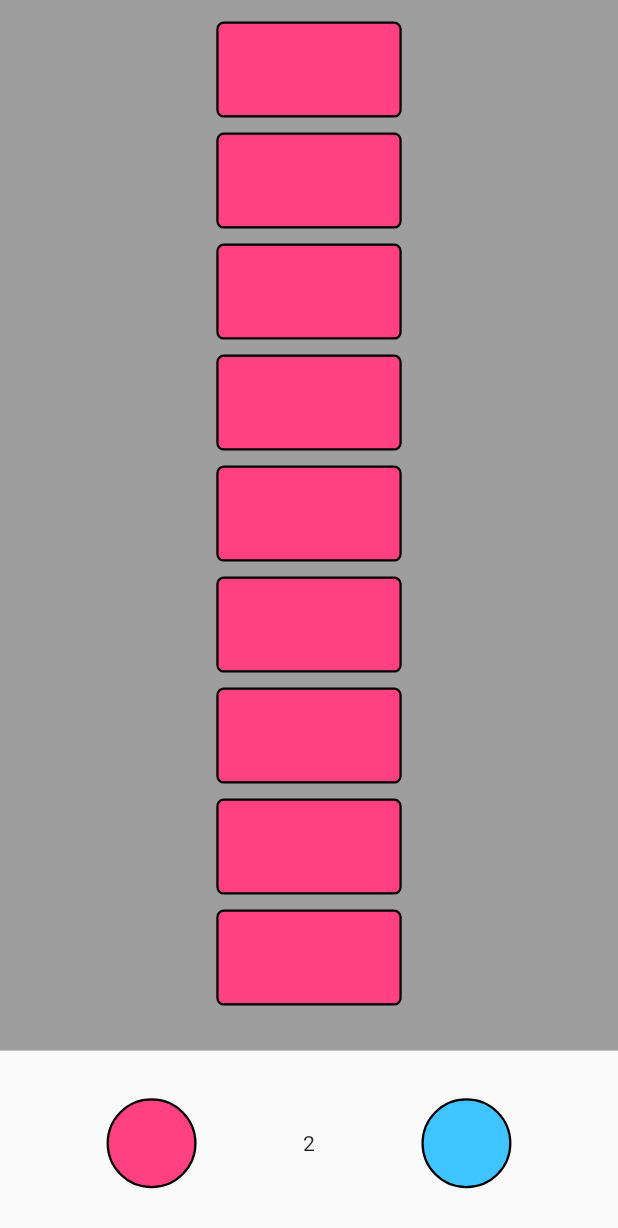
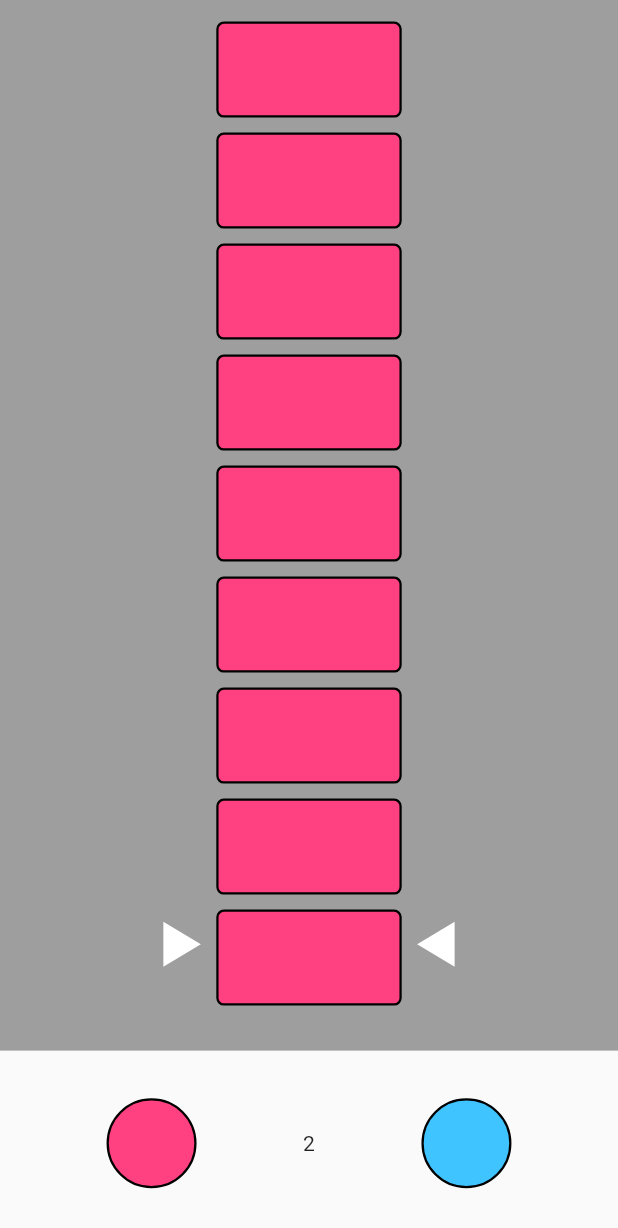
Before and after one commit to PhatipanSuwanich/Tower-Box, a Flutter app: the screen it shows after launch, on a phone screen of 412 x 824 dp. Shown: the top 1228 px of the screen. Run offline on Flutter 3.47's test engine with Material 2 defaults, Android fonts, the phone set to English and light mode, and no system bars; our stand-ins replace flutter_smart_dialog, get.

Commit message:
add selector

```diff
--- a/lib/screens/home.dart
+++ b/lib/screens/home.dart
@@ -9,6 +9,7 @@ import '../controllers/box.dart';
 import '../controllers/time.dart';
 import 'box_shape.dart';
 import 'diamond_shape.dart';
+import 'selector.dart';
 
 class Home extends StatefulWidget {
   const Home({Key? key}) : super(key: key);
@@ -79,10 +80,10 @@ class _HomeState extends State<Home> {
                   tag: 0,
                   color: colors[0],
                   onLongPress: () {
-                    if (clickR && clickL) {
-                      if (_boxController.listColorsBox[0] == colors[2]) {
-                        removeAnimation(colors[2]);
-                      }
+                    if (clickL && clickR) {
+                      // if (_boxController.listColorsBox[0] == colors[2]) {
+                      // removeAnimation(colors[2]);
+                      // }
                     } else if (_boxController.listColorsBox[0] == colors[0]) {
                       removeAnimation(colors[0]);
                     }
@@ -92,7 +93,7 @@ class _HomeState extends State<Home> {
                 tag: 1,
                 color: colors[1],
                 onLongPress: () {
-                  if (clickR && clickL) {
+                  if (clickL && clickR) {
                     if (_boxController.listColorsBox[0] == colors[2]) {
                       removeAnimation(colors[2]);
                     }
@@ -127,9 +128,9 @@ class _HomeState extends State<Home> {
                   color: colors[0],
                   onLongPress: () {
                     if (clickR && clickL) {
-                      if (_boxController.listColorsBox[0] == colors[2]) {
-                        removeAnimation(colors[2]);
-                      }
+                      // if (_boxController.listColorsBox[0] == colors[2]) {
+                      //   removeAnimation(colors[2]);
+                      // }
                     } else if (_boxController.listColorsBox[0] == colors[0]) {
                       removeAnimation(colors[0]);
                     }
@@ -207,10 +208,19 @@ class _HomeState extends State<Home> {
           padding: const EdgeInsets.only(bottom: 20),
           initialItemCount: _boxController.listBox.length,
           itemBuilder: (BuildContext context, int index, animated) {
-            return Column(
-              mainAxisAlignment: MainAxisAlignment.center,
-              crossAxisAlignment: CrossAxisAlignment.center,
-              children: [_boxController.listBox[index]],
+            return Stack(
+              alignment: Alignment.bottomCenter,
+              children: [
+                if (index == 0)
+                  Selector(_boxController.listBox.length)
+                else
+                  SizedBox(),
+                Column(
+                  mainAxisAlignment: MainAxisAlignment.center,
+                  crossAxisAlignment: CrossAxisAlignment.center,
+                  children: [_boxController.listBox[index]],
+                ),
+              ],
             );
           },
         );
@@ -219,30 +229,6 @@ class _HomeState extends State<Home> {
   }
 
   void removeAnimation(color) {
-    listKey.currentState?.removeItem(0, (_, animation) {
-      return SizeTransition(
-          sizeFactor: animation,
-          child: SizedBox(
-            width: Get.width,
-            child: Column(
-              mainAxisAlignment: MainAxisAlignment.center,
-              crossAxisAlignment: CrossAxisAlignment.center,
-              children: [
-                RectangularShape(color: color),
-              ],
-            ),
-          ));
-    }, duration: const Duration(milliseconds: 300));
-
-    _boxController.listBox.removeAt(0);
-    _boxController.listColorsBox.removeAt(0);
-
-    if (_boxController.listColorsBox.isEmpty) {
-      _timeTotal.cancel();
-    }
-  }
-
-  void addAnimation(color) {
     listKey.currentState?.removeItem(0, (_, animation) {
       return SizeTransition(
           sizeFactor: animation,
@@ -316,7 +302,7 @@ class _HomeState extends State<Home> {
       status = true;
       _timeTotal = Timer.periodic(Duration(seconds: 1), (_) {
         _timeController.total++;
-        print(_timeController.total);
+        // print(_timeController.total);
       });
     }
     if (!oneTime) {
--- /dev/null
+++ b/lib/screens/selector.dart
@@ -0,0 +1,49 @@
+import 'package:flutter/material.dart';
+import 'package:get/get.dart';
+
+import 'triangle_shape.dart';
+
+class Selector extends StatelessWidget {
+  int length;
+
+  Selector(
+    this.length, {
+    Key? key,
+  }) : super(key: key);
+
+  @override
+  Widget build(BuildContext context) {
+    return Row(
+      mainAxisAlignment: MainAxisAlignment.center,
+      crossAxisAlignment: CrossAxisAlignment.start,
+      children: [
+        CustomPaint(
+          size: const Size(25, 30),
+          painter: TrianglePainter(
+            strokeColor: Colors.white,
+            strokeWidth: 10,
+            paintingStyle: PaintingStyle.fill,
+          ),
+        ),
+        MediaQuery.of(context).orientation == Orientation.portrait
+            ? SizedBox(
+                width: length == 1 ? Get.width * 0.48 : Get.width * 0.35,
+                height: length == 1 ? Get.height * 0.17 : Get.height * 0.08)
+            : SizedBox(
+                width: length == 1 ? Get.width * 0.3 : Get.width * 0.22,
+                height: length == 1 ? Get.height * 0.29 : Get.height * 0.13),
+        RotatedBox(
+          quarterTurns: 90,
+          child: CustomPaint(
+            size: const Size(25, 30),
+            painter: TrianglePainter(
+              strokeColor: Colors.white,
+              strokeWidth: 10,
+              paintingStyle: PaintingStyle.fill,
+            ),
+          ),
+        ),
+      ],
+    );
+  }
+}
--- /dev/null
+++ b/lib/screens/triangle_shape.dart
@@ -0,0 +1,34 @@
+import 'package:flutter/material.dart';
+
+class TrianglePainter extends CustomPainter {
+  final Color strokeColor;
+  final PaintingStyle paintingStyle;
+  final double strokeWidth;
+
+  TrianglePainter({this.strokeColor = Colors.black, this.strokeWidth = 3, this.paintingStyle = PaintingStyle.stroke});
+
+  @override
+  void paint(Canvas canvas, Size size) {
+    Paint paint = Paint()
+      ..color = strokeColor
+      ..strokeWidth = strokeWidth
+      ..style = paintingStyle;
+
+    canvas.drawPath(getTrianglePath(size.width, size.height), paint);
+  }
+
+  Path getTrianglePath(double x, double y) {
+    return Path()
+      ..moveTo(0, 0)
+      ..lineTo(x, y/ 2)
+      ..lineTo(x, y/ 2)
+      ..lineTo(0, y);
+  }
+
+  @override
+  bool shouldRepaint(TrianglePainter oldDelegate) {
+    return oldDelegate.strokeColor != strokeColor ||
+        oldDelegate.paintingStyle != paintingStyle ||
+        oldDelegate.strokeWidth != strokeWidth;
+  }
+}
```
